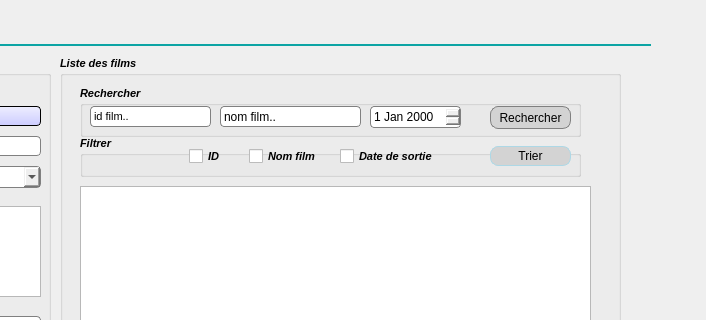
DorsafCharfeddine/Smart_Cinema_2A1, file mainwindow.ui: the form before one commit; both pictures show x 280 to 986 and y 0 to 320 of the 986 by 579 pixel window.
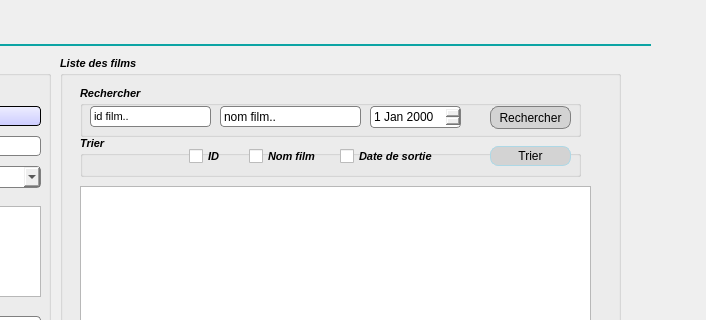
The form after the commit. The open tabs and pages were chosen to show the change.

Diff of the .ui file:
```diff
--- a/mainwindow.ui
+++ b/mainwindow.ui
@@ -621,7 +621,7 @@
         </rect>
        </property>
        <property name="title">
-        <string>Filtrer</string>
+        <string>Trier</string>
        </property>
        <widget class="QPushButton" name="pushButton_tri">
         <property name="geometry">
```
Left out of the diff: 4 changed lines with no effect on the pictures.
